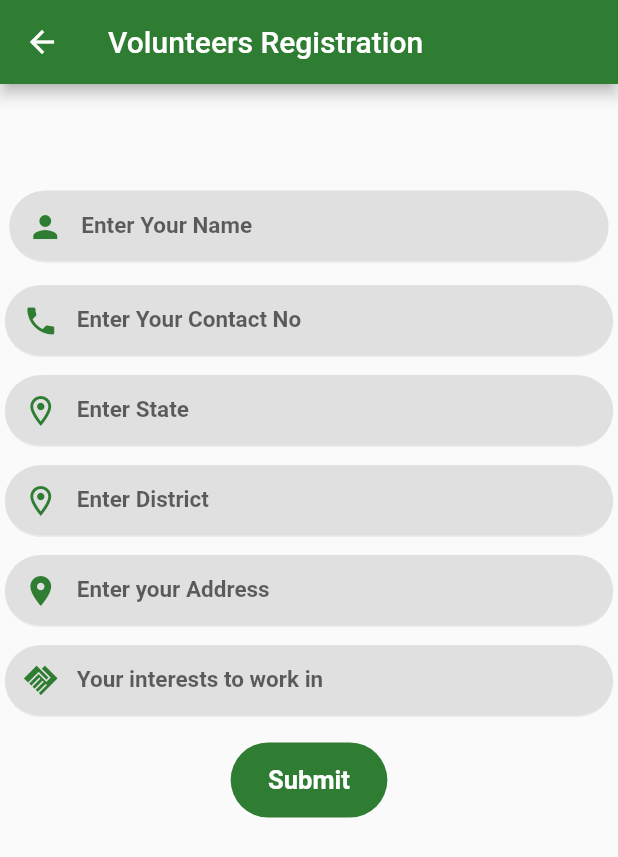
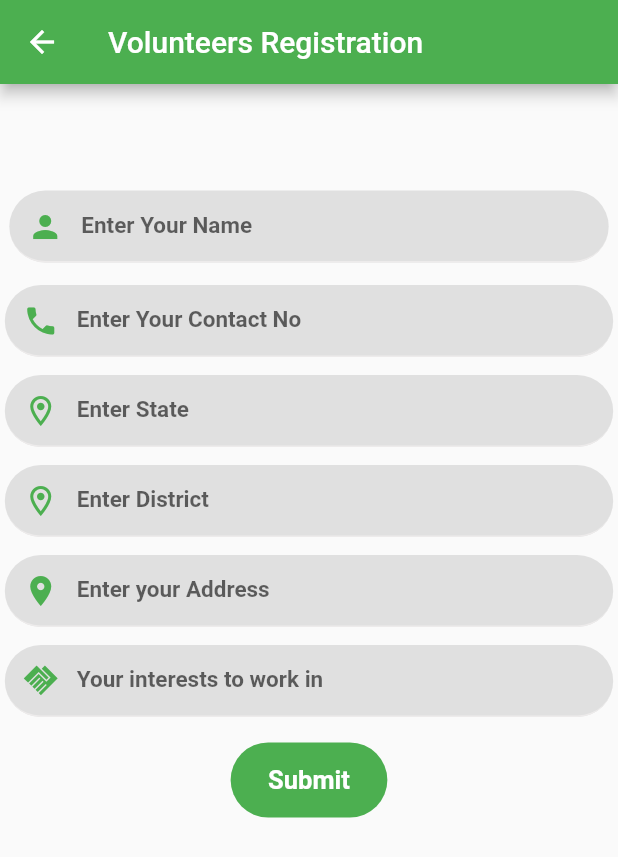
Before and after one commit to Shridhar-Atram/Disaster_Management, a Flutter app: the VolunteerReg screen opened directly, on a phone screen of 412 x 824 dp. Shown: the top 857 px of the screen. Run offline on Flutter 3.47's test engine with Material 2 defaults, Android fonts, the light colour scheme and no system bars; our stand-ins replace carousel_slider, cloud_firestore, firebase_analytics, firebase_auth, firebase_core, firebase_messaging and 15 more; missing offline and left inert: multi_image_picker, razorpay_flutter; accounts and stored records are empty.

Commit message:
some changes in dashboard

```diff
--- a/lib/src/features/authentication/screens/Dashboard/MyHeaderDrawer.dart
+++ b/lib/src/features/authentication/screens/Dashboard/MyHeaderDrawer.dart
@@ -42,7 +42,7 @@ class _MyHeaderDrawerState extends State<MyHeaderDrawer> {
   @override
   Widget build(BuildContext context) {
     return Container(
-      color: Color.fromARGB(255, 159, 201, 126),
+      color: Colors.green,
       width: double.infinity,
       height: 200,
       padding: EdgeInsets.only(top: 20.0),
--- a/lib/src/features/reporting_and_mapping/google_map_screen.dart
+++ b/lib/src/features/reporting_and_mapping/google_map_screen.dart
@@ -37,7 +37,7 @@ class _GoogleMapScreenState extends State<GoogleMapScreen> {
           iconTheme: const IconThemeData(
             color: Colors.black54, // Change color here
           ),
-          backgroundColor: Colors.green[100],
+          backgroundColor: Colors.green,
           title: GestureDetector(
             child: Container(
               decoration: BoxDecoration(
--- a/lib/src/features/volunteer/VolunteerReg.dart
+++ b/lib/src/features/volunteer/VolunteerReg.dart
@@ -35,7 +35,10 @@ class _VolunteerRegState extends State<VolunteerReg> {
 
   Widget build(BuildContext context) {
     return Scaffold(
-      appBar: AppBar(title: Text('Volunteers Registration'),backgroundColor: Colors.green[800]! ,),
+      appBar: AppBar(
+        title: Text('Volunteers Registration'),
+        backgroundColor: Colors.green,
+      ),
       body: Padding(
         padding: EdgeInsets.symmetric(horizontal: 1.2, vertical: 10.0),
         child: SingleChildScrollView(
@@ -48,10 +51,13 @@ class _VolunteerRegState extends State<VolunteerReg> {
               padding: EdgeInsets.all(1.0),
               child: TextFormField(
                 controller: _controllerName,
-                style: TextStyle(fontSize: 15.0, fontWeight: FontWeight.bold,color: Colors.green[800]! ),
+                style: TextStyle(
+                    fontSize: 15.0,
+                    fontWeight: FontWeight.bold,
+                    color: Colors.green),
                 decoration: InputDecoration(
                   prefixIcon: Icon(Icons.person),
-                  prefixIconColor:Colors.green[800]! ,
+                  prefixIconColor: Colors.green,
                   contentPadding:
                       const EdgeInsets.only(left: 14.0, bottom: 2.0, top: 14.0),
                   hintText: 'Enter Your Name ',
@@ -62,10 +68,11 @@ class _VolunteerRegState extends State<VolunteerReg> {
                   fillColor: Colors.grey[300],
                   //  focusColor: Colors.grey,
                   focusedBorder: OutlineInputBorder(
-                                borderSide: new BorderSide(color: Colors.green[800]! ),
+                      borderSide: new BorderSide(color: Colors.green),
                       borderRadius: BorderRadius.circular(25.7)),
                   enabledBorder: UnderlineInputBorder(
-                              borderSide: new BorderSide(color: Color.fromARGB(255, 237, 235, 235) ),
+                    borderSide: new BorderSide(
+                        color: Color.fromARGB(255, 237, 235, 235)),
                     borderRadius: new BorderRadius.circular(25.7),
                   ),
                 ),
@@ -85,11 +92,11 @@ class _VolunteerRegState extends State<VolunteerReg> {
                 controller: _controllerCnumber,
                 style: TextStyle(
                     fontSize: 15.0,
-                  fontWeight: FontWeight.bold,color: Colors.green[800]!
-                ),
+                    fontWeight: FontWeight.bold,
+                    color: Colors.green),
                 decoration: InputDecoration(
                   prefixIcon: Icon(Icons.phone),
-                  prefixIconColor:Colors.green[800]! ,
+                  prefixIconColor: Colors.green,
                   contentPadding:
                       const EdgeInsets.only(left: 14.0, bottom: 2.0, top: 14.0),
                   hintText: 'Enter Your Contact No ',
@@ -100,10 +107,11 @@ class _VolunteerRegState extends State<VolunteerReg> {
                   fillColor: Colors.grey[300],
                   //  focusColor: Colors.grey,
                   focusedBorder: OutlineInputBorder(
-                                borderSide: new BorderSide(color: Colors.green[800]! ),
+                      borderSide: new BorderSide(color: Colors.green),
                       borderRadius: BorderRadius.circular(25.7)),
                   enabledBorder: UnderlineInputBorder(
-                              borderSide: new BorderSide(color: Color.fromARGB(255, 237, 235, 235) ),
+                    borderSide: new BorderSide(
+                        color: Color.fromARGB(255, 237, 235, 235)),
                     borderRadius: new BorderRadius.circular(25.7),
                   ),
                 ),
@@ -123,13 +131,13 @@ class _VolunteerRegState extends State<VolunteerReg> {
                 controller: _controllerState,
                 style: TextStyle(
                     fontSize: 15.0,
-                  fontWeight: FontWeight.bold,color: Colors.green[800]!
-                ),
+                    fontWeight: FontWeight.bold,
+                    color: Colors.green),
                 decoration: InputDecoration(
                   prefixIcon: Icon(
                     Icons.location_on_outlined,
                   ),
-                    prefixIconColor:Colors.green[800]! ,
+                  prefixIconColor: Colors.green,
                   contentPadding:
                       const EdgeInsets.only(left: 14.0, bottom: 2.0, top: 14.0),
                   hintText: 'Enter State ',
@@ -140,10 +148,11 @@ class _VolunteerRegState extends State<VolunteerReg> {
                   fillColor: Colors.grey[300],
                   //  focusColor: Colors.grey,
                   focusedBorder: OutlineInputBorder(
-                                borderSide: new BorderSide(color: Colors.green[800]! ),
+                      borderSide: new BorderSide(color: Colors.green),
                       borderRadius: BorderRadius.circular(25.7)),
                   enabledBorder: UnderlineInputBorder(
-                              borderSide: new BorderSide(color: Color.fromARGB(255, 237, 235, 235) ),
+                    borderSide: new BorderSide(
+                        color: Color.fromARGB(255, 237, 235, 235)),
                     borderRadius: new BorderRadius.circular(25.7),
                   ),
                 ),
@@ -163,13 +172,13 @@ class _VolunteerRegState extends State<VolunteerReg> {
                 controller: _controllerDistrict,
                 style: TextStyle(
                     fontSize: 15.0,
-                  fontWeight: FontWeight.bold,color: Colors.green[800]!
-                ),
+                    fontWeight: FontWeight.bold,
+                    color: Colors.green),
                 decoration: InputDecoration(
                   prefixIcon: Icon(
                     Icons.location_on_outlined,
                   ),
-                    prefixIconColor:Colors.green[800]! ,
+                  prefixIconColor: Colors.green,
                   contentPadding:
                       const EdgeInsets.only(left: 14.0, bottom: 2.0, top: 14.0),
                   hintText: 'Enter District ',
@@ -180,10 +189,11 @@ class _VolunteerRegState extends State<VolunteerReg> {
                   fillColor: Colors.grey[300],
                   //  focusColor: Colors.grey,
                   focusedBorder: OutlineInputBorder(
-                                borderSide: new BorderSide(color: Colors.green[800]! ),
+                      borderSide: new BorderSide(color: Colors.green),
                       borderRadius: BorderRadius.circular(25.7)),
                   enabledBorder: UnderlineInputBorder(
-                              borderSide: new BorderSide(color: Color.fromARGB(255, 237, 235, 235) ),
+                    borderSide: new BorderSide(
+                        color: Color.fromARGB(255, 237, 235, 235)),
                     borderRadius: new BorderRadius.circular(25.7),
                   ),
                 ),
@@ -203,13 +213,13 @@ class _VolunteerRegState extends State<VolunteerReg> {
                 controller: _controllerAddress,
                 style: TextStyle(
                     fontSize: 15.0,
-                  fontWeight: FontWeight.bold,color: Colors.green[800]!
-                ),
+                    fontWeight: FontWeight.bold,
+                    color: Colors.green),
                 decoration: InputDecoration(
                   prefixIcon: Icon(
                     Icons.location_on,
                   ),
-                    prefixIconColor:Colors.green[800]! ,
+                  prefixIconColor: Colors.green,
                   contentPadding:
                       const EdgeInsets.only(left: 14.0, bottom: 2.0, top: 14.0),
                   hintText: 'Enter your Address ',
@@ -220,10 +230,11 @@ class _VolunteerRegState extends State<VolunteerReg> {
                   fillColor: Colors.grey[300],
                   //  focusColor: Colors.grey,
                   focusedBorder: OutlineInputBorder(
-                                borderSide: new BorderSide(color: Colors.green[800]! ),
+                      borderSide: new BorderSide(color: Colors.green),
                       borderRadius: BorderRadius.circular(25.7)),
                   enabledBorder: UnderlineInputBorder(
-                              borderSide: new BorderSide(color: Color.fromARGB(255, 237, 235, 235) ),
+                    borderSide: new BorderSide(
+                        color: Color.fromARGB(255, 237, 235, 235)),
                     borderRadius: new BorderRadius.circular(25.7),
                   ),
                 ),
@@ -243,11 +254,11 @@ class _VolunteerRegState extends State<VolunteerReg> {
                 controller: _controllerInterests,
                 style: TextStyle(
                     fontSize: 15.0,
-                  fontWeight: FontWeight.bold,color: Colors.green[800]!
-                ),
+                    fontWeight: FontWeight.bold,
+                    color: Colors.green),
                 decoration: InputDecoration(
                   prefixIcon: Icon(Icons.handshake_sharp),
-                    prefixIconColor:Colors.green[800]! ,
+                  prefixIconColor: Colors.green,
                   contentPadding:
                       const EdgeInsets.only(left: 14.0, bottom: 2.0, top: 14.0),
                   hintText: 'Your interests to work in ',
@@ -258,10 +269,11 @@ class _VolunteerRegState extends State<VolunteerReg> {
                   fillColor: Colors.grey[300],
                   //  focusColor: Colors.grey,
                   focusedBorder: OutlineInputBorder(
-                                borderSide: new BorderSide(color: Colors.green[800]! ),
+                      borderSide: new BorderSide(color: Colors.green),
                       borderRadius: BorderRadius.circular(25.7)),
                   enabledBorder: UnderlineInputBorder(
-                              borderSide: new BorderSide(color: Color.fromARGB(255, 237, 235, 235) ),
+                    borderSide: new BorderSide(
+                        color: Color.fromARGB(255, 237, 235, 235)),
                     borderRadius: new BorderRadius.circular(25.7),
                   ),
                 ),
@@ -278,7 +290,7 @@ class _VolunteerRegState extends State<VolunteerReg> {
                 padding:
                     const EdgeInsets.symmetric(horizontal: 13, vertical: 3),
                 decoration: BoxDecoration(
-                    color: Colors.green[800]!,
+                    color: Colors.green,
                     borderRadius: BorderRadius.circular(30)),
                 child: InkWell(
                     child: const Padding(
```
Also changed, not shown: lib/src/features/authentication/screens/Dashboard/dashboard.dart (+103 -168 lines), lib/src/features/volunteer/DisasterList.dart (+11 -13 lines). Lines whose indentation alone changed are shown as unchanged.
